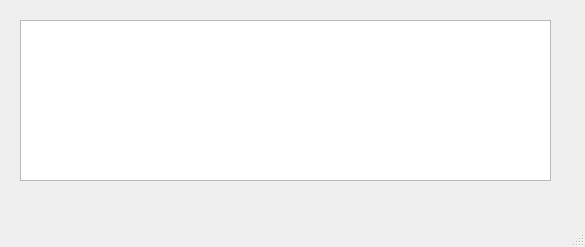
First picture: the form in mainwindow.ui, repository tdang93/Fibonacci_Greg_Tandy, before the edit.
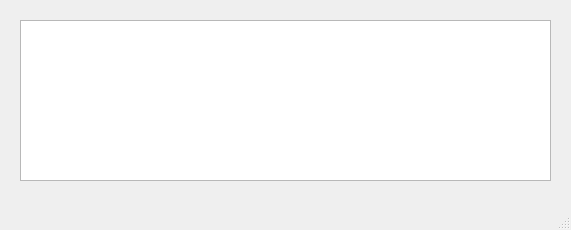
Second picture: the form after the edit.

Commit message:
Created windows
WIP, loads both windows at once, no signals/slots

The edit to the form file:
```diff
--- a/mainwindow.ui
+++ b/mainwindow.ui
@@ -6,8 +6,8 @@
    <rect>
     <x>0</x>
     <y>0</y>
-    <width>585</width>
-    <height>247</height>
+    <width>571</width>
+    <height>230</height>
    </rect>
   </property>
   <property name="windowTitle">
```
Left out of the diff: 5 changed lines with no effect on the pictures. The commit also changes 3 other files.
